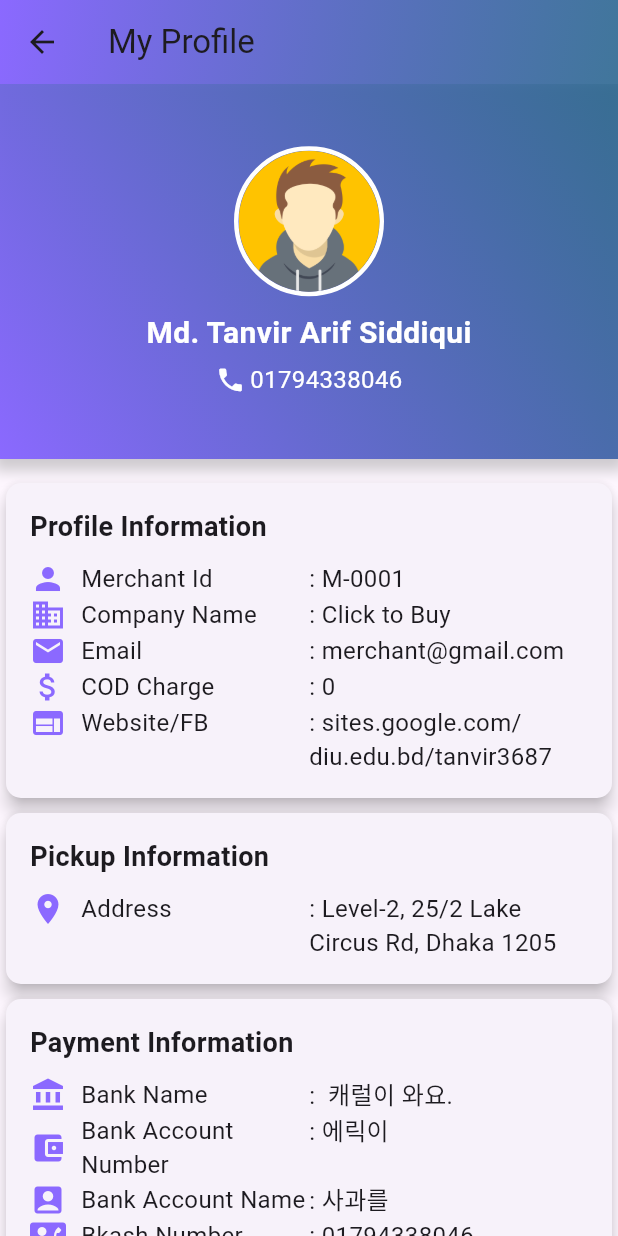
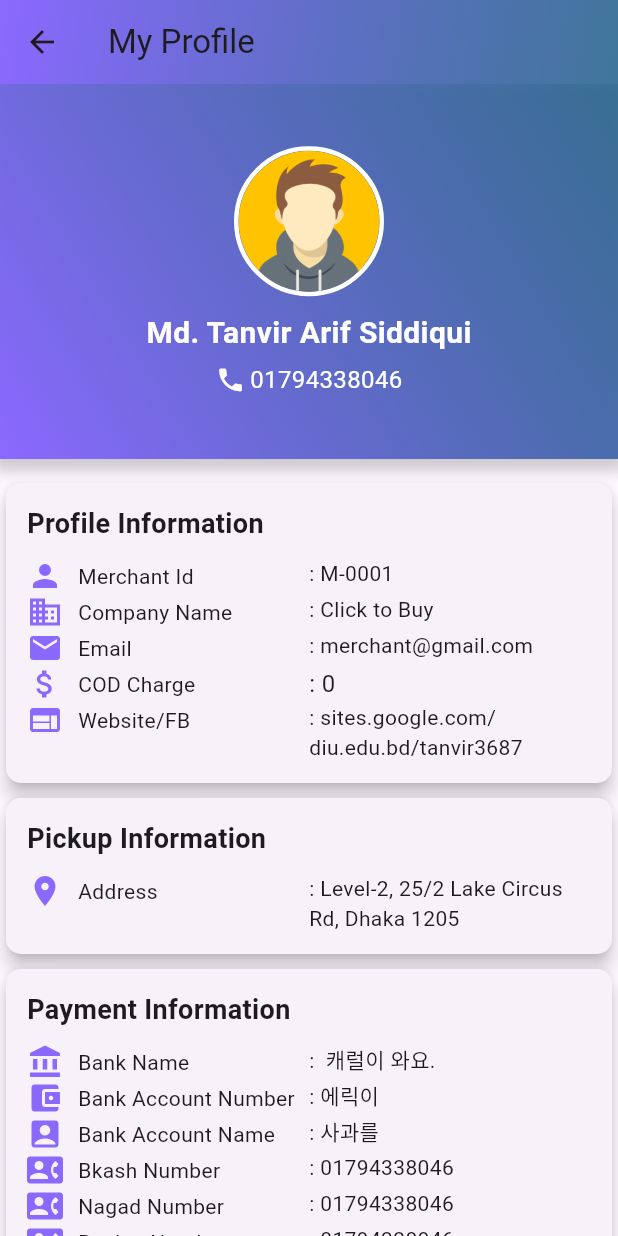
Before and after one commit to tanvirarifsiddiqui/st-courier, a Flutter app: the ProfilePage screen opened directly, on a phone screen of 412 x 824 dp. Run offline on Flutter 3.47's test engine with Material 3 defaults, Android fonts, the phone set to English and light mode, and no system bars; our stand-ins replace flutter_advanced_drawer, get.

Commit message:
Profile Page UI Finishing Complete

```diff
--- a/lib/pages/fragment_screens/profile_page.dart
+++ b/lib/pages/fragment_screens/profile_page.dart
@@ -110,7 +110,7 @@ class ProfilePage extends StatelessWidget {
                   borderRadius: BorderRadius.circular(10.0),
                 ),
                 child: Padding(
-                  padding: const EdgeInsets.all(16.0),
+                  padding: const EdgeInsets.all(14.0),
                   child: Column(
                     crossAxisAlignment: CrossAxisAlignment.start,
                     children: [
@@ -139,13 +139,13 @@ class ProfilePage extends StatelessWidget {
                                   SizedBox(width: 10.0),
                                   Text(
                                     'Merchant Id',
-                                    style: TextStyle(fontSize: 16.0),
+                                    style: TextStyle(fontSize: 14.0),
                                   ),
                                 ],
                               ),
                               Text(
                                 ': M-0001',
-                                style: TextStyle(fontSize: 16.0),
+                                style: TextStyle(fontSize: 14.0),
                               ),
                             ],
                           ),
@@ -161,13 +161,13 @@ class ProfilePage extends StatelessWidget {
                                   SizedBox(width: 10.0),
                                   Text(
                                     'Company Name',
-                                    style: TextStyle(fontSize: 16.0),
+                                    style: TextStyle(fontSize: 14.0),
                                   ),
                                 ],
                               ),
                               Text(
                                 ': Click to Buy',
-                                style: TextStyle(fontSize: 16.0),
+                                style: TextStyle(fontSize: 14.0),
                               ),
                             ],
                           ),
@@ -183,13 +183,13 @@ class ProfilePage extends StatelessWidget {
                                   SizedBox(width: 10.0),
                                   Text(
                                     'Email',
-                                    style: TextStyle(fontSize: 16.0),
+                                    style: TextStyle(fontSize: 14.0),
                                   ),
                                 ],
                               ),
                               Text(
                                 ': merchant@gmail.com',
-                                style: TextStyle(fontSize: 16.0),
+                                style: TextStyle(fontSize: 14.0),
                               ),
                             ],
                           ),
@@ -205,7 +205,7 @@ class ProfilePage extends StatelessWidget {
                                   SizedBox(width: 10.0),
                                   Text(
                                     'COD Charge',
-                                    style: TextStyle(fontSize: 16.0),
+                                    style: TextStyle(fontSize: 14.0),
                                   ),
                                 ],
                               ),
@@ -227,13 +227,13 @@ class ProfilePage extends StatelessWidget {
                                   SizedBox(width: 10.0),
                                   Text(
                                     'Website/FB',
-                                    style: TextStyle(fontSize: 16.0),
+                                    style: TextStyle(fontSize: 14.0),
                                   ),
                                 ],
                               ),
                               Text(
                                 ': sites.google.com/diu.edu.bd/tanvir3687',
-                                style: TextStyle(fontSize: 16.0),
+                                style: TextStyle(fontSize: 14.0),
                               ),
                             ],
                           ),
@@ -252,7 +252,7 @@ class ProfilePage extends StatelessWidget {
                   borderRadius: BorderRadius.circular(10.0),
                 ),
                 child: Padding(
-                  padding: const EdgeInsets.all(16.0),
+                  padding: const EdgeInsets.all(14.0),
                   child: Column(
                     crossAxisAlignment: CrossAxisAlignment.start,
                     children: [
@@ -281,13 +281,13 @@ class ProfilePage extends StatelessWidget {
                                   SizedBox(width: 10.0),
                                   Text(
                                     'Address',
-                                    style: TextStyle(fontSize: 16.0),
+                                    style: TextStyle(fontSize: 14.0),
                                   ),
                                 ],
                               ),
                               Text(
                                 ': Level-2, 25/2 Lake Circus Rd, Dhaka 1205',
-                                style: TextStyle(fontSize: 16.0),
+                                style: TextStyle(fontSize: 14.0),
                               ),
                             ],
                           ),
@@ -306,7 +306,7 @@ class ProfilePage extends StatelessWidget {
                   borderRadius: BorderRadius.circular(10.0),
                 ),
                 child: Padding(
-                  padding: const EdgeInsets.all(16.0),
+                  padding: const EdgeInsets.all(14.0),
                   child: Column(
                     crossAxisAlignment: CrossAxisAlignment.start,
                     children: [
@@ -335,13 +335,13 @@ class ProfilePage extends StatelessWidget {
                                   SizedBox(width: 10.0),
                                   Text(
                                     'Bank Name',
-                                    style: TextStyle(fontSize: 16.0),
+                                    style: TextStyle(fontSize: 14.0),
                                   ),
                                 ],
                               ),
                               Text(
                                 ':  캐럴이 와요.',
-                                style: TextStyle(fontSize: 16.0),
+                                style: TextStyle(fontSize: 14.0),
                               ),
                             ],
                           ),
@@ -358,7 +358,7 @@ class ProfilePage extends StatelessWidget {
                                   Flexible(
                                     child: Text(
                                       'Bank Account Number',
-                                      style: TextStyle(fontSize: 16.0),
+                                      style: TextStyle(fontSize: 14.0),
                                     ),
                                   ),
                                 ],
@@ -366,7 +366,7 @@ class ProfilePage extends StatelessWidget {
                               Flexible(
                                 child: Text(
                                   ': 에릭이',
-                                  style: TextStyle(fontSize: 16.0),
+                                  style: TextStyle(fontSize: 14.0),
                                 ),
                               ),
                             ],
@@ -381,15 +381,17 @@ class ProfilePage extends StatelessWidget {
                                     color: Color(0xFF8B69FF),
                                   ),
                                   SizedBox(width: 10.0),
-                                  Text(
-                                    'Bank Account Name',
-                                    style: TextStyle(fontSize: 16.0),
+                                  Flexible(
+                                    child: Text(
+                                      'Bank Account Name',
+                                      style: TextStyle(fontSize: 14.0),
+                                    ),
                                   ),
                                 ],
                               ),
                               Text(
                                 ': 사과를',
-                                style: TextStyle(fontSize: 16.0),
+                                style: TextStyle(fontSize: 14.0),
                               ),
                             ],
                           ),
@@ -405,13 +407,13 @@ class ProfilePage extends StatelessWidget {
                                   SizedBox(width: 10.0),
                                   Text(
                                     'Bkash Number',
-                                    style: TextStyle(fontSize: 16.0),
+                                    style: TextStyle(fontSize: 14.0),
                                   ),
                                 ],
                               ),
                               Text(
                                 ': 01794338046',
-                                style: TextStyle(fontSize: 16.0),
+                                style: TextStyle(fontSize: 14.0),
                               ),
                             ],
                           ),
@@ -427,13 +429,13 @@ class ProfilePage extends StatelessWidget {
                                   SizedBox(width: 10.0),
                                   Text(
                                     'Nagad Number',
-                                    style: TextStyle(fontSize: 16.0),
+                                    style: TextStyle(fontSize: 14.0),
                                   ),
                                 ],
                               ),
                               Text(
                                 ': 01794338046',
-                                style: TextStyle(fontSize: 16.0),
+                                style: TextStyle(fontSize: 14.0),
                               ),
                             ],
                           ),
@@ -449,13 +451,13 @@ class ProfilePage extends StatelessWidget {
                                   SizedBox(width: 10.0),
                                   Text(
                                     'Rocket Number',
-                                    style: TextStyle(fontSize: 16.0),
+                                    style: TextStyle(fontSize: 14.0),
                                   ),
                                 ],
                               ),
                               Text(
                                 ': 01794338046',
-                                style: TextStyle(fontSize: 16.0),
+                                style: TextStyle(fontSize: 14.0),
                               ),
                             ],
                           ),
@@ -563,6 +565,48 @@ class ProfilePage extends StatelessWidget {
                   ),
                 ),
               ),
+              GestureDetector(
+                onTap: () {
+                  // Get.to(()=> AddParcellPage());
+                },
+                child: Row(
+                  mainAxisAlignment: MainAxisAlignment.center,
+                  children: [
+                    Padding(
+                      padding: const EdgeInsets.only(top: 30,bottom: 30),
+                      child: Container(
+                        height: 45,
+                        width: 250,
+                        decoration: BoxDecoration(
+                          gradient: LinearGradient(
+                            begin: Alignment.centerLeft,
+                            end: Alignment.centerRight,
+                            colors: [Colors.deepPurpleAccent.withOpacity(0.9), Colors.blue.shade900.withOpacity(0.5)],
+                          ),
+                          borderRadius: BorderRadius.circular(16),
+                          boxShadow: [
+                            BoxShadow(
+                              color: Colors.grey.withOpacity(0.5),
+                              spreadRadius: 2,
+                              blurRadius: 5,
+                              offset: const Offset(0, 3), // changes the position of shadow
+                            ),
+                          ],
+                        ),
+                        child: const Center(
+                          child: Text(
+                            'Change Your Password',
+                            style: TextStyle(
+                              fontSize: 16,
+                              color: Colors.white,
+                            ),
+                          ),
+                        ),
+                      ),
+                    ),
+                  ],
+                ),
+              ),
             ],
           ),
         ),
```
